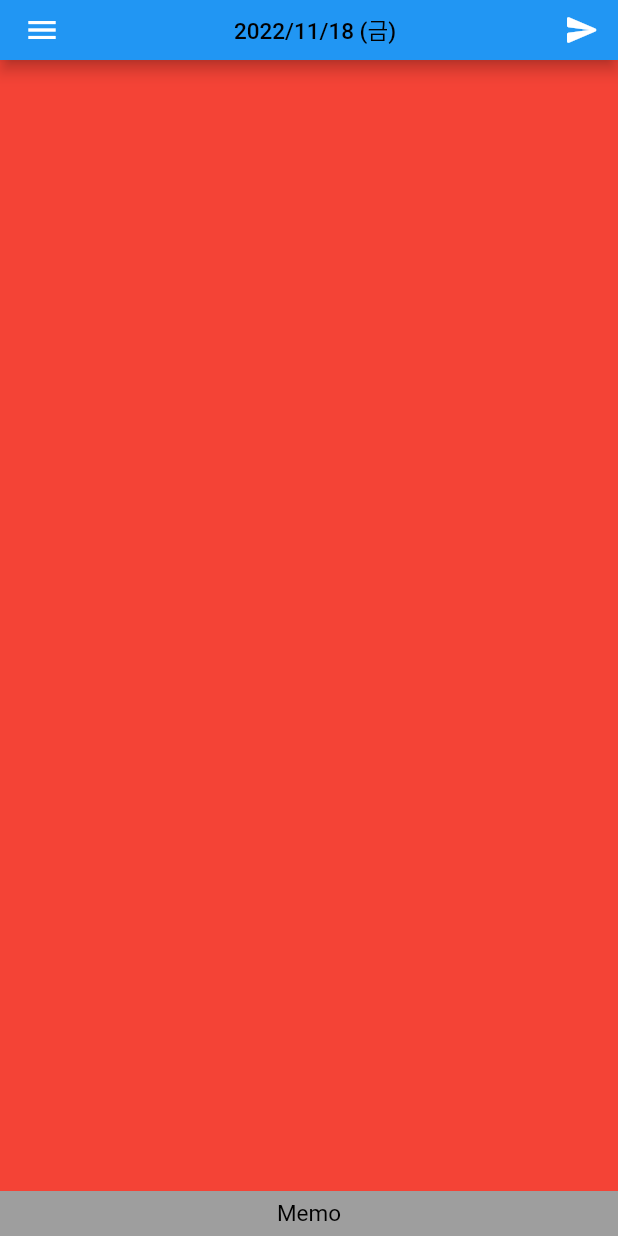
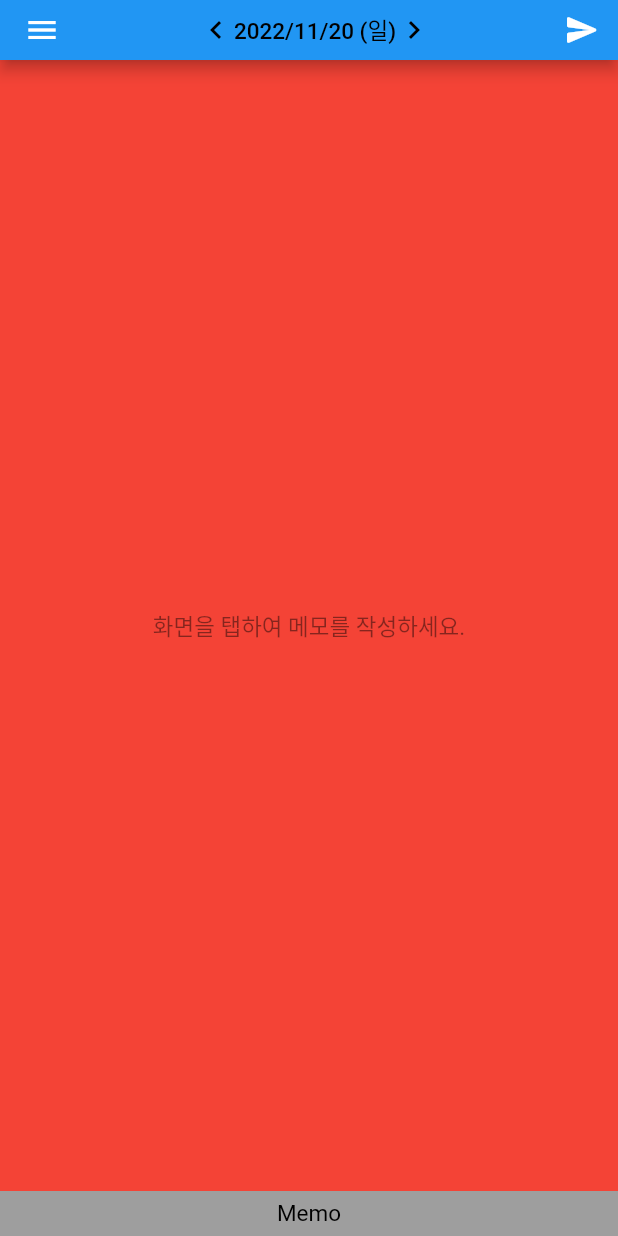
Before and after one commit to Footp/easy_daily, a Flutter app: the screen it shows after launch, on a phone screen of 412 x 824 dp. Run offline on Flutter 3.47's test engine with Material 2 defaults, Android fonts, the phone set to English and light mode, and no system bars; our stand-ins replace get.

Commit message:
eng+ 기능 생성 및 데이터 분리

```diff
--- a/lib/buttons/memo_create_btn.dart
+++ b/lib/buttons/memo_create_btn.dart
@@ -5,6 +5,7 @@ import 'package:easy_daily/getx_controller.dart';
 import 'package:easy_daily/theme.dart';
 import 'package:flutter/material.dart';
 import 'package:get/get.dart';
+import 'package:intl/intl.dart';
 
 class MemoCreateBtn extends StatelessWidget {
   const MemoCreateBtn({super.key});
@@ -20,7 +21,7 @@ class MemoCreateBtn extends StatelessWidget {
           alignment: Alignment.bottomCenter,
           insetPadding: EdgeInsets.zero,
           content: SizedBox(
-            height: 50,
+            height: 60,
             width: size.width,
             child: TextField(
               autofocus: true,
@@ -34,11 +35,15 @@ class MemoCreateBtn extends StatelessWidget {
                   DateTime? _date = DateTime.now();
                   String _extraTime = timeConvert(_date);
                   String _extraDate = dateConvert(_date);
-                  Map<String, dynamic> createMemo = {
-                    'date': _extraDate,
+                  Map<String, String> createMemo = {
                     'time': _extraTime,
                     'memo': value,
                   };
+
+                  allDayMemo[_c.pickDate.value] != Null
+                      ? allDayMemo[_c.pickDate] = []
+                      : null;
+                  allDayMemo[_c.pickDate].add(createMemo);
                   _c.dailyMemo.add(createMemo);
                 } else {
                   null;
@@ -49,10 +54,20 @@ class MemoCreateBtn extends StatelessWidget {
           ),
         ),
       ),
-      child: Container(
-        height: double.infinity,
-        width: double.infinity,
-        color: Colors.red,
+      child: Obx(
+        () => Container(
+          height: double.infinity,
+          width: double.infinity,
+          color: Colors.red,
+          child: _c.dailyMemo.isNotEmpty
+              ? null
+              : Center(
+                  child: Text(
+                    '화면을 탭하여 메모를 작성하세요.',
+                    style: textStyle_behind,
+                  ),
+                ),
+        ),
       ),
     );
   }
--- a/lib/func.dart
+++ b/lib/func.dart
@@ -1,7 +1,10 @@
+// ignore_for_file: no_leading_underscores_for_local_identifiers
+
 import 'package:easy_daily/buttons/diary_modify_btn.dart';
 import 'package:easy_daily/buttons/memo_send_btn.dart';
 import 'package:easy_daily/screens/diary_screen.dart';
 import 'package:easy_daily/screens/memo_screen.dart';
+import 'package:intl/intl.dart';
 
 List buttomPageBar = [
   'Memo',
@@ -19,87 +22,67 @@ List pageActionList = const [
 ];
 
 List sendMemoList = [];
+Map allDayMemo = {};
 
 String timeConvert(input) {
-  String a = input.hour.toString();
-  a = a.length != 2 ? '0$a' : a;
-  String b = input.minute.toString();
-  b = b.length != 2 ? '0$b' : b;
-  String c = input.second.toString();
-  c = c.length != 2 ? '0$c' : c;
-  String extra = '$a:$b:$c';
-  return extra;
+  String _extra = DateFormat('HH:mm:ss').format(input);
+  return _extra;
 }
 
-String dateConvert(input) {
-  String a = input.year.toString();
-  String b = input.month.toString();
-  b = b.length != 2 ? '0$b' : b;
-  String c = input.day.toString();
-  c = c.length != 2 ? '0$c' : c;
-  String extra = '$a/$b/$c';
-  return extra;
+String dateConvert(DateTime input) {
+  String _extra = DateFormat('yyyy/MM/dd (E)', 'ko').format(input);
+  return _extra;
 }
 
-List<Map<String, dynamic>> testMemoList = [
+Map testMemo = {
+  '2022/11/20 (일)': [
     {
-    'date': '2022/11/18',
       'time': '08:30',
       'memo': '출출해서 집 앞 편의점에서 샌드위치 하나 구매',
     },
     {
-    'date': '2022/11/18',
       'time': '08:50',
       'memo': '회사도착 샌드위치와 커피한잔의 여유',
     },
     {
-    'date': '2022/11/18',
       'time': '09:00',
       'memo': '오전 업무시작 주간업무회의 준비 ',
     },
     {
-    'date': '2022/11/18',
       'time': '10:00',
       'memo': '프로젝트 담당자 변경 프로젝트 조직도 수정작업',
     },
     {
-    'date': '2022/11/18',
       'time': '12:00',
       'memo': '배가 안고파서 스벅에서 장군이와 커피마시며 수다타임',
     },
     {
-    'date': '2022/11/18',
       'time': '13:00',
       'memo': '오후 업무시작',
     },
     {
-    'date': '2022/11/18',
       'time': '14:00',
       'memo': '협력업체 이슈발생 대금지급 지연 문제로 계약파기 요청 김차장님에게 보고',
     },
     {
-    'date': '2022/11/18',
       'time': '14:30',
       'memo': '대책회의 결과 50% 대금 지급으로 일단 진행하는것으로 협의필요',
     },
     {
-    'date': '2022/11/18',
       'time': '17:30',
       'memo': '신규프로젝트 발생으로 담당자 지정 및 일정관련 회의',
     },
     {
-    'date': '2022/11/18',
       'time': '18:00',
       'memo': '퇴근 오늘은 칼퇴',
     },
     {
-    'date': '2022/11/18',
       'time': '19:00',
       'memo': '헬스장 도착 오늘은 하체날 달려보자',
     },
     {
-    'date': '2022/11/18',
       'time': '21:00',
       'memo': '드디어 집 오늘 하체 잘 먹은듯 뿌듯하고 피곤하다',
     },
-];
+  ],
+};
--- a/lib/getx_controller.dart
+++ b/lib/getx_controller.dart
@@ -6,7 +6,7 @@ class Controller extends GetxController {
   RxString dailyDiary = ''.obs;
 
   // 날짜 임시저장
-  RxString selectDay = '날짜를 선택하세요.'.obs;
+  RxString pickDate = '날짜를 선택하세요.'.obs;
 
   // 페이지 관련
   RxInt pageCount = 0.obs;
--- a/lib/main.dart
+++ b/lib/main.dart
@@ -1,12 +1,14 @@
 // ignore_for_file: no_leading_underscores_for_local_identifiers
 
 import 'package:easy_daily/func.dart';
+import 'package:easy_daily/getx_controller.dart';
 import 'package:easy_daily/screens/diary_screen.dart';
 import 'package:easy_daily/screens/memo_screen.dart';
 import 'package:easy_daily/theme.dart';
 import 'package:flutter/material.dart';
 import 'package:get/get.dart';
-import 'getx_controller.dart';
+import 'package:flutter_localizations/flutter_localizations.dart';
+import 'package:intl/intl.dart';
 
 void main() {
   runApp(
@@ -19,6 +21,15 @@ void main() {
       ],
       title: 'Easy Daily',
       home: const MyApp(),
+      localizationsDelegates: const [
+        GlobalMaterialLocalizations.delegate,
+        GlobalWidgetsLocalizations.delegate,
+        GlobalCupertinoLocalizations.delegate,
+      ],
+      supportedLocales: const [
+        Locale('ko', 'KR'),
+      ],
+      locale: const Locale('ko'),
     ),
   );
 }
@@ -29,27 +40,41 @@ class MyApp extends StatelessWidget {
   @override
   Widget build(BuildContext context) {
     final _c = Get.put(Controller());
+    _c.pickDate.value = DateFormat('yyyy/MM/dd (E)', 'ko').format(
+      DateTime.now(),
+    );
 
     return SafeArea(
       child: Scaffold(
         resizeToAvoidBottomInset: false,
         drawer: Drawer(
-          child: TextButton(
-            onPressed: () {
-              _c.dailyMemo.value = testMemoList;
-            },
-            child: const Text('테스트 메모 삽입'),
+          width: 200,
+          child: Column(
+            children: [
+              TextButton(
+                onPressed: () {
+                  if (testMemo[_c.pickDate.value].runtimeType == Null) {
+                    null;
+                  } else {
+                    _c.dailyMemo.value = testMemo[_c.pickDate.value];
+                    allDayMemo[_c.pickDate.value] = testMemo[_c.pickDate.value];
+                  }
+                },
+                child: const Text('테스트 메모 삽입'),
+              ),
+              TextButton(
+                onPressed: () {
+                  _c.dailyMemo.isEmpty ? null : _c.dailyMemo.value = [];
+                },
+                child: const Text('오늘의 메모 모두 삭제'),
+              ),
+            ],
           ),
         ),
         appBar: PreferredSize(
           preferredSize: const Size.fromHeight(40),
           child: AppBar(
-            title: Center(
-              child: Text(
-                '2022/11/18 (금)',
-                style: textStyle_basic,
-              ),
-            ),
+            title: const DailyPicker(),
             actions: [
               Obx(
                 () => pageActionList[_c.pageCount.value],
@@ -64,3 +89,31 @@ class MyApp extends StatelessWidget {
     );
   }
 }
+
+class DailyPicker extends StatelessWidget {
+  const DailyPicker({
+    Key? key,
+  }) : super(key: key);
+
+  @override
+  Widget build(BuildContext context) {
+    final _c = Get.put(Controller());
+    return Row(
+      mainAxisAlignment: MainAxisAlignment.center,
+      children: [
+        const Icon(
+          Icons.navigate_before,
+          color: Colors.black,
+        ),
+        Text(
+          _c.pickDate.value,
+          style: textStyle_basic,
+        ),
+        const Icon(
+          Icons.navigate_next,
+          color: Colors.black,
+        ),
+      ],
+    );
+  }
+}
--- a/lib/screens/diary_screen.dart
+++ b/lib/screens/diary_screen.dart
@@ -34,7 +34,7 @@ class DiaryScreen extends StatelessWidget {
                   hintText: '작성된 일기가 없습니다.',
                 ),
                 style: const TextStyle(
-                    fontSize: 20, color: Colors.black, height: 1.5),
+                    fontSize: 15, color: Colors.black, height: 1.5),
                 onChanged: ((value) {
                   _c.dailyDiary.value = value;
                 }),
```
Also changed, not shown: lib/buttons/memo_Act_btn.dart (added, +150 -0 lines), lib/buttons/memo_del_btn.dart (deleted, +0 -73 lines), lib/buttons/memo_modify_btn.dart (+4 -4 lines), lib/buttons/memo_send_btn.dart (+5 -4 lines), pubspec.yaml (+6 -9 lines), pubspec.lock, 32 other files. Lines whose indentation alone changed are shown as unchanged.
